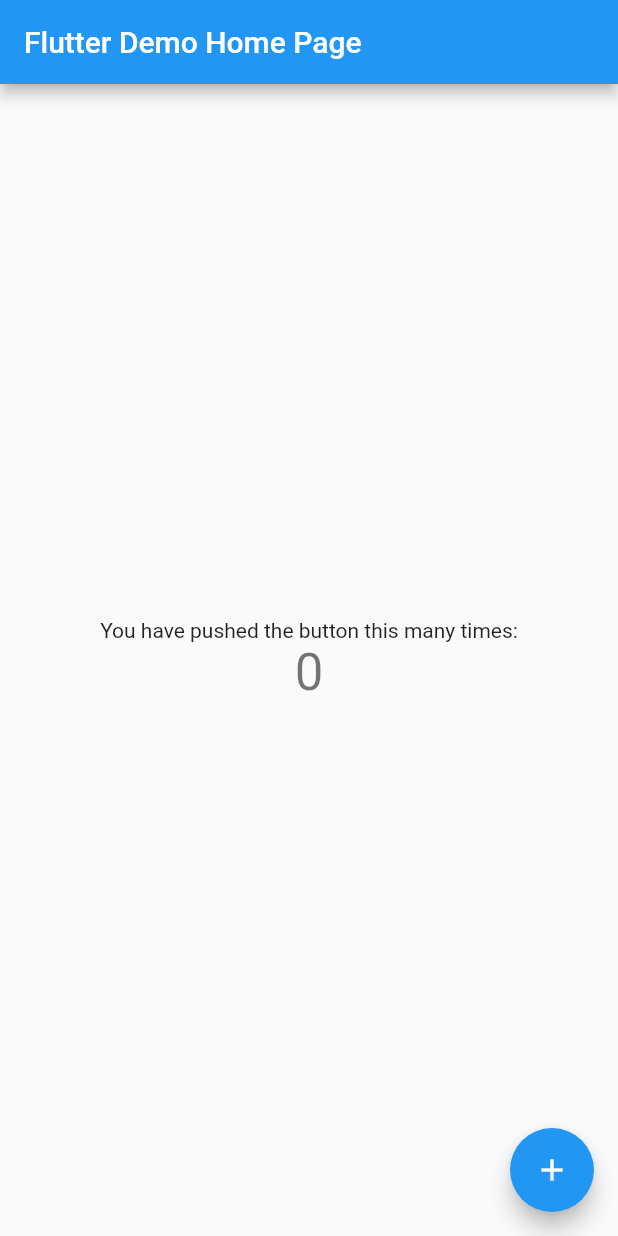
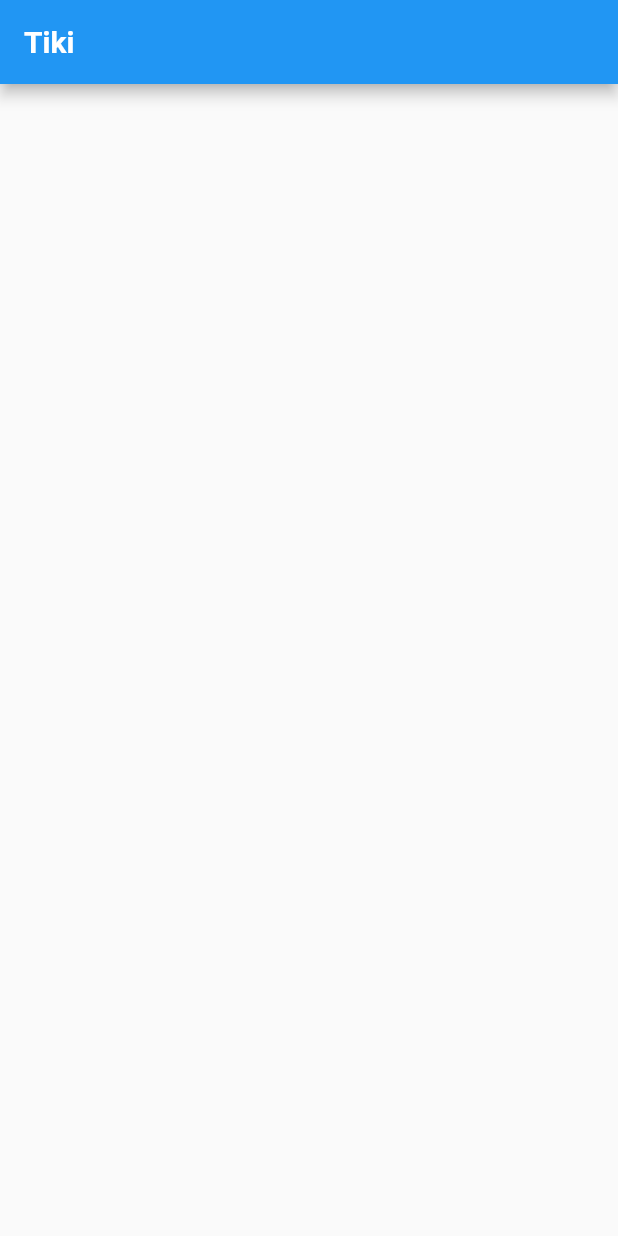
Before and after one commit to vominhnguyet2202/CL_tiki_app, a Flutter app: the screen it shows after launch, on a phone screen of 412 x 824 dp. Run offline on Flutter 3.47's test engine with Material 2 defaults, Android fonts, the phone set to English and light mode, and no system bars; our stand-ins replace bloc.

Commit message:
add tree

```diff
--- a/lib/app/app.dart
+++ b/lib/app/app.dart
@@ -1,10 +1,17 @@
 import 'package:flutter/material.dart';
+
+import '../features/screens/home_page/presentation/page/home_page.dart';
 
 class App extends StatelessWidget {
   const App({super.key});
 
   @override
   Widget build(BuildContext context) {
-    return MaterialApp();
+    return MaterialApp(
+       theme: ThemeData(
+        primarySwatch: Colors.blue,
+      ),
+      home: const HomePage(),
+    );
   }
 }
--- /dev/null
+++ b/lib/features/screens/home_page/presentation/page/home_page.dart
@@ -0,0 +1,23 @@
+import 'package:flutter/material.dart';
+
+
+class HomePage extends StatefulWidget {
+  const HomePage({super.key});
+
+  @override
+  State<HomePage> createState() => _HomePageState();
+}
+
+class _HomePageState extends State<HomePage> {
+  @override
+  Widget build(BuildContext context) {
+    return Scaffold(
+      appBar: AppBar(
+        title: const Text(
+          "Tiki",
+          style: TextStyle(fontSize: 20, fontWeight: FontWeight.bold),
+        ),
+      ),
+    );
+  }
+}
--- a/lib/main.dart
+++ b/lib/main.dart
@@ -1,115 +1,6 @@
 import 'package:flutter/material.dart';
+import 'package:tiki_app/app/app.dart';
 
 void main() {
-  runApp(const MyApp());
+  runApp(const App());
 }
-
-class MyApp extends StatelessWidget {
-  const MyApp({super.key});
-
-  // This widget is the root of your application.
-  @override
-  Widget build(BuildContext context) {
-    return MaterialApp(
-      title: 'Flutter Demo',
-      theme: ThemeData(
-        // This is the theme of your application.
-        //
-        // Try running your application with "flutter run". You'll see the
-        // application has a blue toolbar. Then, without quitting the app, try
-        // changing the primarySwatch below to Colors.green and then invoke
-        // "hot reload" (press "r" in the console where you ran "flutter run",
-        // or simply save your changes to "hot reload" in a Flutter IDE).
-        // Notice that the counter didn't reset back to zero; the application
-        // is not restarted.
-        primarySwatch: Colors.blue,
-      ),
-      home: const MyHomePage(title: 'Flutter Demo Home Page'),
-    );
-  }
-}
-
-class MyHomePage extends StatefulWidget {
-  const MyHomePage({super.key, required this.title});
-
-  // This widget is the home page of your application. It is stateful, meaning
-  // that it has a State object (defined below) that contains fields that affect
-  // how it looks.
-
-  // This class is the configuration for the state. It holds the values (in this
-  // case the title) provided by the parent (in this case the App widget) and
-  // used by the build method of the State. Fields in a Widget subclass are
-  // always marked "final".
-
-  final String title;
-
-  @override
-  State<MyHomePage> createState() => _MyHomePageState();
-}
-
-class _MyHomePageState extends State<MyHomePage> {
-  int _counter = 0;
-
-  void _incrementCounter() {
-    setState(() {
-      // This call to setState tells the Flutter framework that something has
-      // changed in this State, which causes it to rerun the build method below
-      // so that the display can reflect the updated values. If we changed
-      // _counter without calling setState(), then the build method would not be
-      // called again, and so nothing would appear to happen.
-      _counter++;
-    });
-  }
-
-  @override
-  Widget build(BuildContext context) {
-    // This method is rerun every time setState is called, for instance as done
-    // by the _incrementCounter method above.
-    //
-    // The Flutter framework has been optimized to make rerunning build methods
-    // fast, so that you can just rebuild anything that needs updating rather
-    // than having to individually change instances of widgets.
-    return Scaffold(
-      appBar: AppBar(
-        // Here we take the value from the MyHomePage object that was created by
-        // the App.build method, and use it to set our appbar title.
-        title: Text(widget.title),
-      ),
-      body: Center(
-        // Center is a layout widget. It takes a single child and positions it
-        // in the middle of the parent.
-        child: Column(
-          // Column is also a layout widget. It takes a list of children and
-          // arranges them vertically. By default, it sizes itself to fit its
-          // children horizontally, and tries to be as tall as its parent.
-          //
-          // Invoke "debug painting" (press "p" in the console, choose the
-          // "Toggle Debug Paint" action from the Flutter Inspector in Android
-          // Studio, or the "Toggle Debug Paint" command in Visual Studio Code)
-          // to see the wireframe for each widget.
-          //
-          // Column has various properties to control how it sizes itself and
-          // how it positions its children. Here we use mainAxisAlignment to
-          // center the children vertically; the main axis here is the vertical
-          // axis because Columns are vertical (the cross axis would be
-          // horizontal).
-          mainAxisAlignment: MainAxisAlignment.center,
-          children: <Widget>[
-            const Text(
-              'You have pushed the button this many times:',
-            ),
-            Text(
-              '$_counter',
-              style: Theme.of(context).textTheme.headline4,
-            ),
-          ],
-        ),
-      ),
-      floatingActionButton: FloatingActionButton(
-        onPressed: _incrementCounter,
-        tooltip: 'Increment',
-        child: const Icon(Icons.add),
-      ), // This trailing comma makes auto-formatting nicer for build methods.
-    );
-  }
-}
--- a/pubspec.yaml
+++ b/pubspec.yaml
@@ -20,7 +20,11 @@
 
   cupertino_icons: ^1.0.2
   flutter_bloc: ^8.0.1
+  bloc: ^8.0.3
   freezed: ^2.1.0+1
+  freezed_annotation: ^2.0.3
+  json_annotation: ^4.5.0
+  build_runner: ^2.2.0
 
 dev_dependencies:
   flutter_test:
```
Also changed, not shown: lib/entities/models/home_model.dart (added, +67 -0 lines), lib/features/screens/home_page/data/home_responsitories.dart (added, +12 -0 lines), lib/features/screens/home_page/presentation/widgets/home_widget.dart (added, +16 -0 lines), lib/features/screens/home_page/presentation/bindings/home_binding.dart (added), pubspec.lock, 1 other file.
